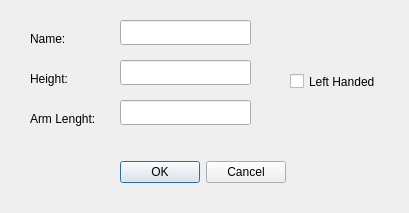
Qt form ui/new_user.ui (frdedynamics/hrc_training) before a commit.
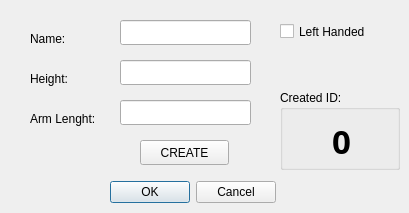
The same form after that commit.

Commit message: randomID creator is connected to the new user dialog

Patch:
```diff
--- a/ui/new_user.ui
+++ b/ui/new_user.ui
@@ -45,8 +45,8 @@
   <widget class="QCheckBox" name="leftHandcheckBox">
    <property name="geometry">
     <rect>
-     <x>290</x>
-     <y>70</y>
+     <x>280</x>
+     <y>20</y>
      <width>121</width>
      <height>23</height>
     </rect>
@@ -71,8 +71,8 @@
   <widget class="QDialogButtonBox" name="buttonBox">
    <property name="geometry">
     <rect>
-     <x>120</x>
-     <y>160</y>
+     <x>110</x>
+     <y>180</y>
      <width>166</width>
      <height>25</height>
     </rect>
@@ -111,6 +111,56 @@
     </rect>
    </property>
   </widget>
+  <widget class="QPushButton" name="createButton">
+   <property name="geometry">
+    <rect>
+     <x>140</x>
+     <y>140</y>
+     <width>89</width>
+     <height>25</height>
+    </rect>
+   </property>
+   <property name="text">
+    <string>CREATE</string>
+   </property>
+  </widget>
+  <widget class="QGroupBox" name="groupBox">
+   <property name="geometry">
+    <rect>
+     <x>280</x>
+     <y>90</y>
+     <width>120</width>
+     <height>80</height>
+    </rect>
+   </property>
+   <property name="title">
+    <string>Created ID:</string>
+   </property>
+   <widget class="QLabel" name="IDlabel">
+    <property name="geometry">
+     <rect>
+      <x>16</x>
+      <y>30</y>
+      <width>91</width>
+      <height>41</height>
+     </rect>
+    </property>
+    <property name="font">
+     <font>
+      <family>Linux Biolinum O</family>
+      <pointsize>25</pointsize>
+      <weight>75</weight>
+      <bold>true</bold>
+     </font>
+    </property>
+    <property name="text">
+     <string>0</string>
+    </property>
+    <property name="alignment">
+     <set>Qt::AlignCenter</set>
+    </property>
+   </widget>
+  </widget>
  </widget>
  <resources/>
  <connections/>
```
The commit also changes 3 other files.
